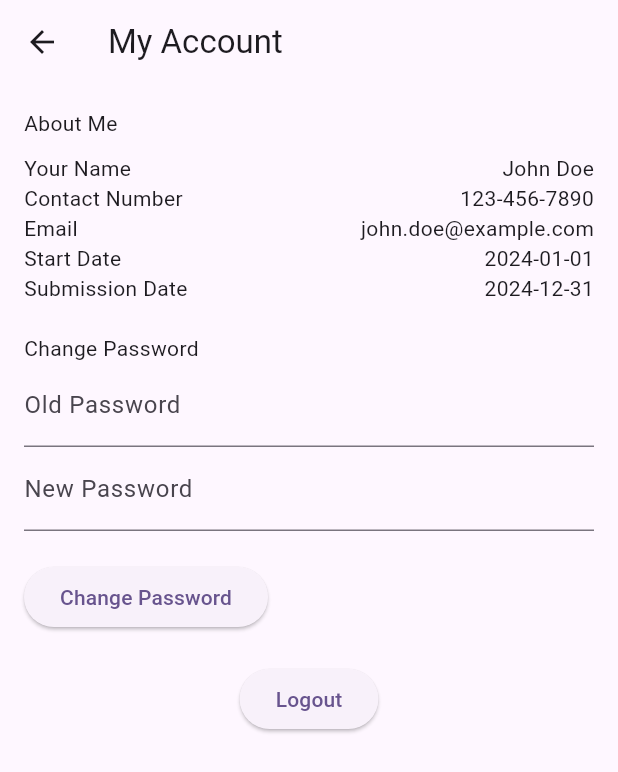
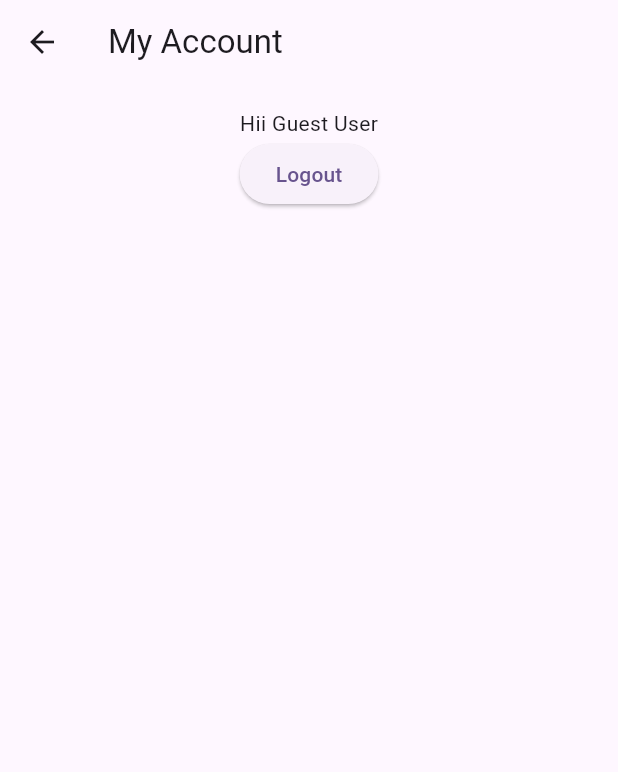
Before and after one commit to digital-matty/flutter_assignment_session_2k24, a Flutter app: the UserInfo screen opened directly, on a phone screen of 412 x 824 dp. Shown: the top 772 px of the screen. Run offline on Flutter 3.47's test engine with Material 3 defaults, Android fonts, the phone set to English and light mode, and no system bars; our stand-ins replace flutter_native_splash, shared_preferences, webview_flutter; accounts and stored records are empty.

Commit message:
Guest User done

```diff
--- a/lib/account/account.dart
+++ b/lib/account/account.dart
@@ -3,6 +3,7 @@ import 'package:webview_flutter/webview_flutter.dart';
 import 'package:shared_preferences/shared_preferences.dart';
 
 import '../login/account_login.dart';
+import '../utils/cache_manager.dart';
 class UserInfo extends StatefulWidget {
   const UserInfo({super.key});
 
@@ -10,6 +11,17 @@ class UserInfo extends StatefulWidget {
   AccountScreen  createState() => AccountScreen();
 }
 class AccountScreen extends State<UserInfo> {
+  bool islogin = false;
+
+  @override
+  void initState() {
+    super.initState();
+    if(CacheManager.getInt("loginflag")==1){
+      setState(() {
+         islogin = true;
+      });
+    }
+  }
 
   @override
   Widget build(BuildContext context) {
@@ -20,14 +32,17 @@ class AccountScreen extends State<UserInfo> {
       body: SingleChildScrollView(
       child: Padding(
         padding: const EdgeInsets.all(16.0),
-        child: Column(
+        child: islogin?
+        Column(
           crossAxisAlignment: CrossAxisAlignment.start,
           children: [
+
+
             const Text('About Me'),
             const SizedBox(height: 10),
-            _buildProfileData('Your Name', 'John Doe'),
-            _buildProfileData('Contact Number', '123-456-7890'),
-            _buildProfileData('Email', 'john.doe@example.com'),
+            _buildProfileData('Your Name', CacheManager.getString("name")),
+            _buildProfileData('Contact Number', CacheManager.getString("number")),
+            _buildProfileData('Email', CacheManager.getString("email")),
             _buildProfileData('Start Date', '2024-01-01'),
             _buildProfileData('Submission Date', '2024-12-31'),
              const SizedBox(height: 20),
@@ -38,8 +53,16 @@ class AccountScreen extends State<UserInfo> {
             const SizedBox(height: 20),
             _buildLogoutButton(context),
           ],
+        )
+        : Column(
+          children: [
+            const Center(
+           child:  Text('Hii Guest User'),
         ),
-      ),
+          _buildLogoutButton(context),
+          ]
+
+      ),)
     ),);
   }
 
--- a/lib/main.dart
+++ b/lib/main.dart
@@ -1,10 +1,12 @@
 import 'package:flutter/material.dart';
 import 'package:flutter_native_splash/flutter_native_splash.dart';
+import 'utils/cache_manager.dart';
 import 'welcome/welcome.dart';
 
-void main() {
+Future<void> main() async {
    WidgetsBinding widgetsBinding = WidgetsFlutterBinding.ensureInitialized();
    FlutterNativeSplash.preserve(widgetsBinding: widgetsBinding);
+   await CacheManager.init();
   runApp(const MyApp());
 }
 
--- a/lib/welcome/welcome.dart
+++ b/lib/welcome/welcome.dart
@@ -4,6 +4,7 @@ import 'package:flutter_native_splash/flutter_native_splash.dart';
 import '../home/home.dart';
 import '../login/account_login.dart';
 import '../signup/signup.dart';
+import '../utils/cache_manager.dart';
 
 void main() {
 runApp(const MyApp());
@@ -80,6 +81,8 @@ class _MyHomePageState extends State<Welcome> {
                   ),
                  FilledButton(
                   onPressed: (){
+                    CacheManager.clearbykey("loginflag");
+
                     Navigator.push(context, MaterialPageRoute(builder: ((context) => const MyHomePage(title: 'Home',))));
                    },
               child: const Text(
```
Also changed, not shown: lib/home/home.dart (+9 -2 lines), lib/popup/popup.dart (added, +98 -0 lines), lib/signup/signup.dart (+14 -0 lines), lib/utils/cache_manager.dart (+15 -1 lines).
